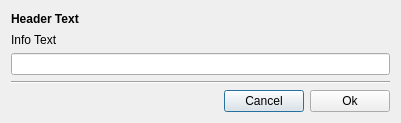
Qt form src/Gui/Utils/InputDialog/LineInputDialog.ui (Inferno214221/sayonara-player) before a commit.
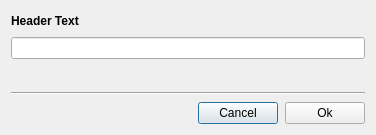
The same form after that commit.

Diff of the .ui file:
```diff
--- a/src/Gui/Utils/InputDialog/LineInputDialog.ui
+++ b/src/Gui/Utils/InputDialog/LineInputDialog.ui
@@ -6,30 +6,19 @@
    <rect>
     <x>0</x>
     <y>0</y>
-    <width>401</width>
-    <height>123</height>
+    <width>376</width>
+    <height>135</height>
    </rect>
   </property>
   <layout class="QGridLayout" name="gridLayout">
-   <item row="1" column="0">
-    <widget class="QLabel" name="lab_info">
-     <property name="text">
-      <string notr="true">Info Text</string>
-     </property>
-    </widget>
-   </item>
-   <item row="2" column="0">
-    <widget class="QLineEdit" name="le_input"/>
-   </item>
-   <item row="3" column="0">
-    <widget class="Line" name="line">
-     <property name="orientation">
-      <enum>Qt::Horizontal</enum>
-     </property>
-    </widget>
-   </item>
+   <property name="verticalSpacing">
+    <number>7</number>
+   </property>
    <item row="4" column="0">
     <layout class="QHBoxLayout" name="horizontalLayout">
+     <property name="spacing">
+      <number>7</number>
+     </property>
      <item>
       <spacer name="horizontalSpacer">
        <property name="orientation">
@@ -59,6 +48,9 @@
      </item>
     </layout>
    </item>
+   <item row="1" column="0">
+    <widget class="QLineEdit" name="leInput"/>
+   </item>
    <item row="0" column="0">
     <widget class="QLabel" name="lab_header">
      <property name="font">
@@ -72,6 +64,20 @@
      </property>
     </widget>
    </item>
+   <item row="3" column="0">
+    <widget class="Line" name="line">
+     <property name="orientation">
+      <enum>Qt::Horizontal</enum>
+     </property>
+    </widget>
+   </item>
+   <item row="2" column="0">
+    <widget class="QLabel" name="labInfo">
+     <property name="text">
+      <string/>
+     </property>
+    </widget>
+   </item>
   </layout>
  </widget>
  <resources/>
```
Left out of the diff: 6 changed lines with no effect on the pictures.
